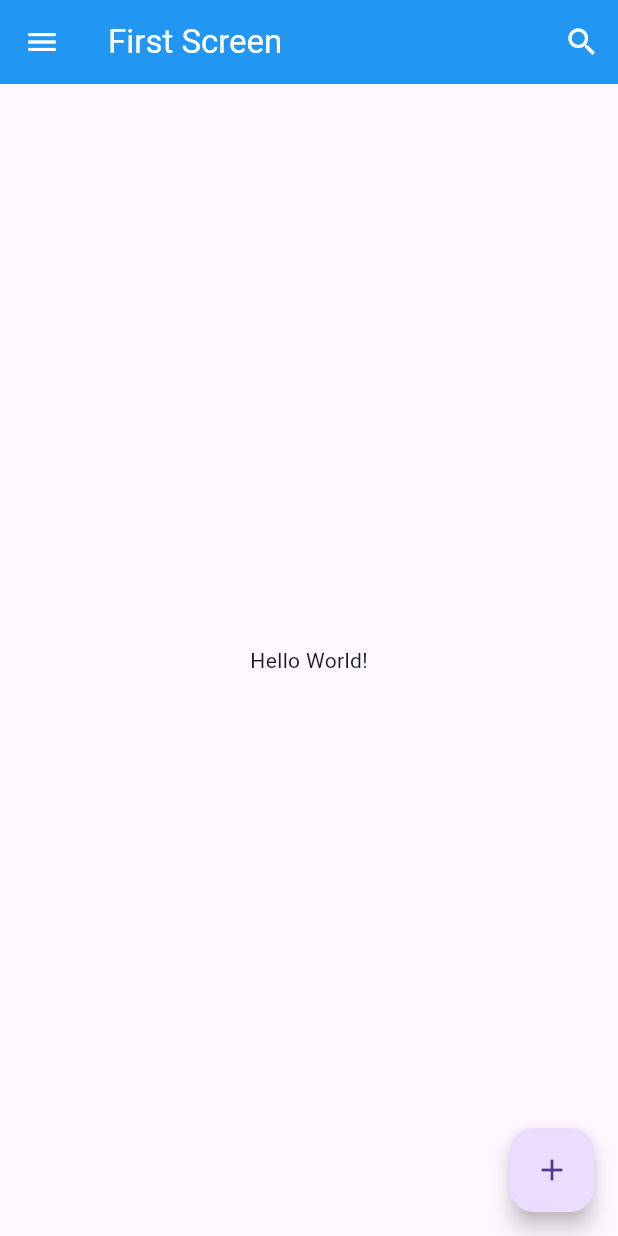
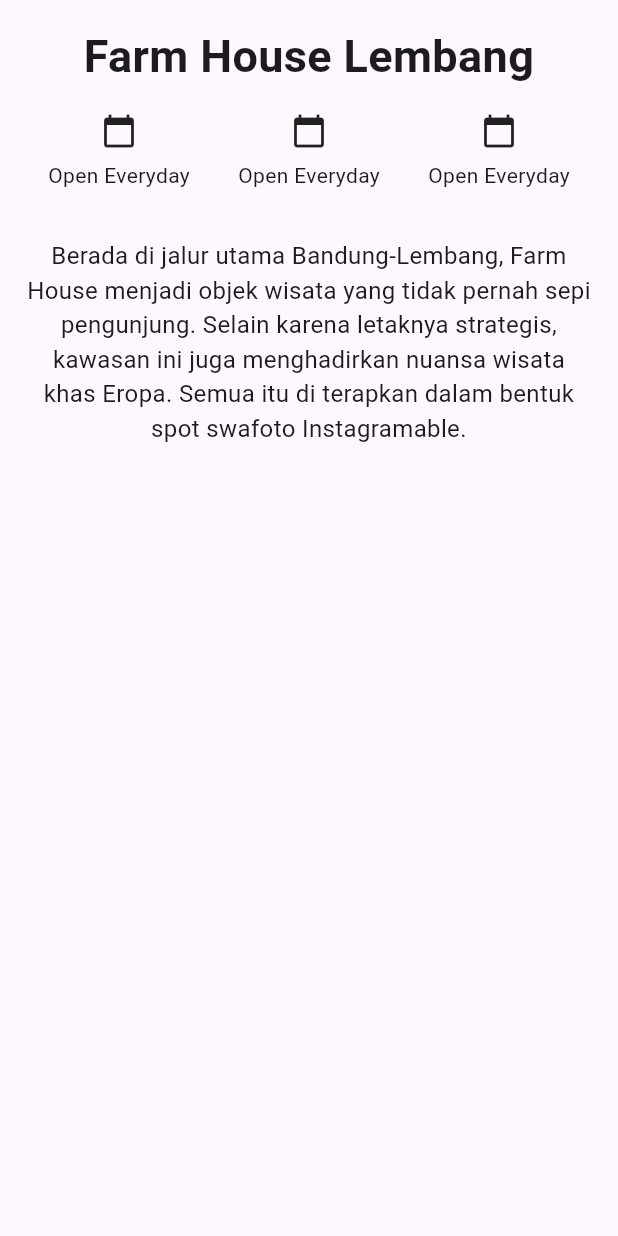
Before and after one commit to nurilanwaralabsory/learn_flutter_dicoding, a Flutter app: the screen it shows after launch, on a phone screen of 412 x 824 dp. Run offline on Flutter 3.47's test engine with Material 3 defaults, Android fonts, the phone set to English and light mode, and no system bars.

Commit message:
Codelab 1

```diff
--- a/lib/main.dart
+++ b/lib/main.dart
@@ -1,57 +1,86 @@
 import 'package:flutter/material.dart';
 
-void main() => runApp(const MyApp());
+void main() => runApp(MyApp());
 
 class MyApp extends StatelessWidget {
   const MyApp({super.key});
+
   @override
   Widget build(BuildContext context) {
     return MaterialApp(
-      title: 'Flutter Demo',
-      theme: ThemeData(
-        primarySwatch: Colors.yellow,
-      ),
-      home: const FirstScreen(),
+      title: 'Wisata Bandung',
+      theme: ThemeData(),
+      home: DetailScreen(),
     );
   }
 }
 
-class FirstScreen extends StatelessWidget {
-  const FirstScreen({super.key});
+class DetailScreen extends StatelessWidget {
+  const DetailScreen({super.key});
 
   @override
   Widget build(BuildContext context) {
     return Scaffold(
-      appBar: AppBar(
-        backgroundColor: Colors.blue,
-        title: const Text(
-          'First Screen',
-          style: TextStyle(color: Colors.white),
-        ),
-        actions: [
-          IconButton(
-            icon: const Icon(
-              Icons.search,
-              color: Colors.white,
+        body: SafeArea(
+      child: Column(
+        crossAxisAlignment: CrossAxisAlignment.stretch,
+        children: <Widget>[
+          Container(
+            margin: const EdgeInsets.only(top: 16.0),
+            child: const Text(
+              'Farm House Lembang',
+              textAlign: TextAlign.center,
+              style: TextStyle(
+                fontSize: 30.0,
+                fontWeight: FontWeight.bold,
+              ),
             ),
-            onPressed: () {},
+          ),
+          Container(
+            margin: const EdgeInsets.symmetric(vertical: 16.0),
+            child: const Row(
+              mainAxisAlignment: MainAxisAlignment.spaceEvenly,
+              children: <Widget>[
+                Column(
+                  children: <Widget>[
+                    Icon(Icons.calendar_today),
+                    SizedBox(
+                      height: 8.0,
+                    ),
+                    Text('Open Everyday'),
+                  ],
+                ),
+                Column(
+                  children: <Widget>[
+                    Icon(Icons.calendar_today),
+                    SizedBox(
+                      height: 8.0,
+                    ),
+                    Text('Open Everyday'),
+                  ],
+                ),
+                Column(
+                  children: <Widget>[
+                    Icon(Icons.calendar_today),
+                    SizedBox(
+                      height: 8.0,
+                    ),
+                    Text('Open Everyday'),
+                  ],
+                )
+              ],
+            ),
+          ),
+          Container(
+            padding: const EdgeInsets.all(16.0),
+            child: const Text(
+              'Berada di jalur utama Bandung-Lembang, Farm House menjadi objek wisata yang tidak pernah sepi pengunjung. Selain karena letaknya strategis, kawasan ini juga menghadirkan nuansa wisata khas Eropa. Semua itu di terapkan dalam bentuk spot swafoto Instagramable.',
+              textAlign: TextAlign.center,
+              style: TextStyle(fontSize: 16.0),
+            ),
           )
         ],
-        leading: IconButton(
-          icon: const Icon(
-            Icons.menu,
-            color: Colors.white,
-          ),
-          onPressed: () {},
-        ),
       ),
-      body: const Center(
-        child: Text("Hello World!"),
-      ),
-      floatingActionButton: FloatingActionButton(
-        child: const Icon(Icons.add),
-        onPressed: () {},
-      ),
-    );
+    ));
   }
 }
```
